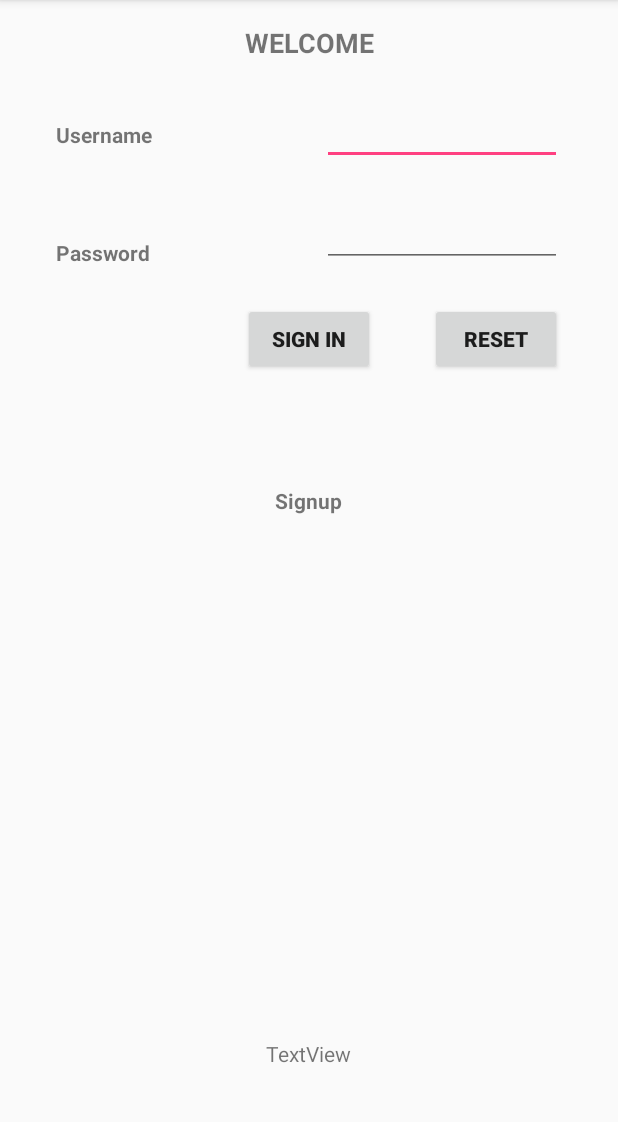
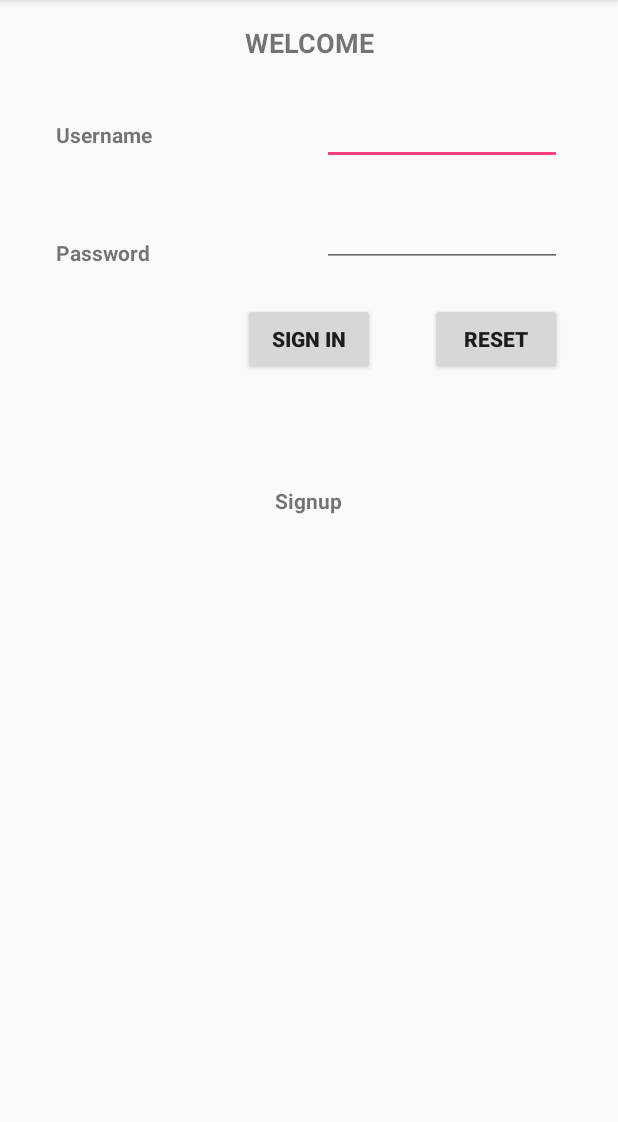
Before and after one commit to rkarthikraj/Login_SharedPref, an Android app: the screen it shows after launch (LoginActivity), on a phone screen of 412 x 824 dp, the part 84-1206 px from its top. Run offline under Robolectric (Android 15) with nearby library versions, the phone set to English and light mode, and no system bars.

Commit message:
HomeAct Bug Fixed

```diff
--- a/app/src/main/java/com/example/rkarthikraj/loginapplication/HomeActivity.java
+++ b/app/src/main/java/com/example/rkarthikraj/loginapplication/HomeActivity.java
@@ -34,7 +34,7 @@ public class HomeActivity extends AppCompatActivity {
         super.onCreate(savedInstanceState);
         setContentView(R.layout.activity_home);
 
-        name = (EditText) findViewById(R.id.name);
+        name = (EditText) findViewById(R.id.inputPlace);
         usernameTV = (TextView) findViewById(R.id.usernameTV);
 
         SharedPreferences sharedpref = getSharedPreferences("userinfo", Context.MODE_PRIVATE);
--- a/app/src/main/java/com/example/rkarthikraj/loginapplication/LoginActivity.java
+++ b/app/src/main/java/com/example/rkarthikraj/loginapplication/LoginActivity.java
@@ -25,7 +25,6 @@ import java.net.URL;
 
 public class LoginActivity extends AppCompatActivity {
     EditText uname, pwd;
-    TextView message;
     String Uname, Pwd;
 
     @Override
@@ -35,7 +34,6 @@ public class LoginActivity extends AppCompatActivity {
         setContentView(R.layout.activity_login);
         uname = (EditText) findViewById(R.id.uname);
         pwd = (EditText) findViewById(R.id.pwd);
-        message=(TextView) findViewById(R.id.message);
 
         //Checking Shared Pref whether the user logs in
 
@@ -114,7 +112,6 @@ public class LoginActivity extends AppCompatActivity {
             String out = "false";
             try {
                 json = new JSONObject(result);
-                message.setText(json.getString("output"));
                 out = json.getString("output");
             }
             catch(JSONException e){
--- a/app/src/main/res/layout/activity_login.xml
+++ b/app/src/main/res/layout/activity_login.xml
@@ -100,12 +100,4 @@
         android:layout_below="@+id/uname"
         android:layout_alignStart="@+id/uname" />
 
-    <TextView
-        android:text="TextView"
-        android:layout_width="wrap_content"
-        android:layout_height="wrap_content"
-        android:layout_alignParentBottom="true"
-        android:layout_centerHorizontal="true"
-        android:layout_marginBottom="40dp"
-        android:id="@+id/message" />
 </RelativeLayout>
```
